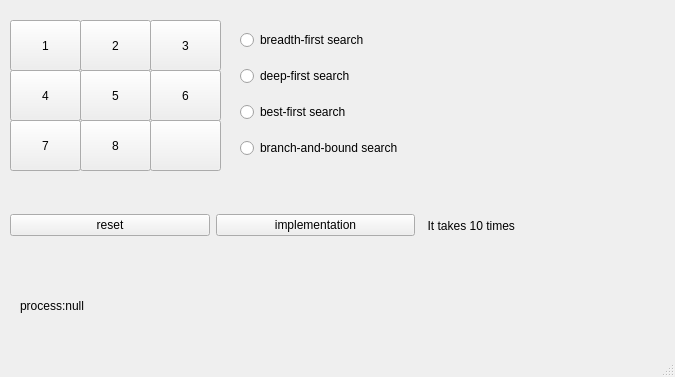
First picture: the form in mainwindow.ui, repository ouguangye/eight-puzzle-problem, before the edit.
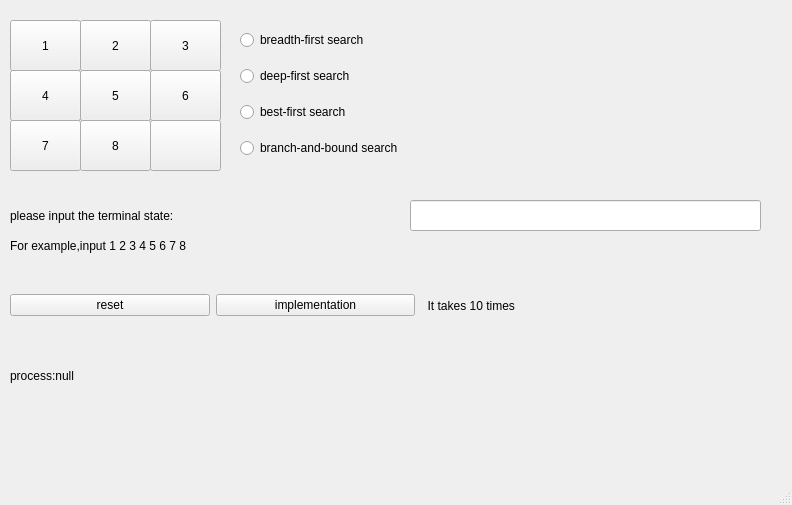
Second picture: the form after the edit.

Commit message: 添加最终状态的输入框

Patch:
```diff
--- a/mainwindow.ui
+++ b/mainwindow.ui
@@ -6,8 +6,8 @@
    <rect>
     <x>0</x>
     <y>0</y>
-    <width>675</width>
-    <height>377</height>
+    <width>792</width>
+    <height>505</height>
    </rect>
   </property>
   <property name="windowTitle">
@@ -174,8 +174,8 @@
    <widget class="QLabel" name="label_2">
     <property name="geometry">
      <rect>
-      <x>20</x>
-      <y>280</y>
+      <x>10</x>
+      <y>350</y>
       <width>241</width>
       <height>51</height>
      </rect>
@@ -184,11 +184,47 @@
      <string>process:null</string>
     </property>
    </widget>
+   <widget class="QLabel" name="label_3">
+    <property name="geometry">
+     <rect>
+      <x>10</x>
+      <y>200</y>
+      <width>371</width>
+      <height>31</height>
+     </rect>
+    </property>
+    <property name="text">
+     <string>please input the terminal state: </string>
+    </property>
+   </widget>
+   <widget class="QLineEdit" name="lineEdit">
+    <property name="geometry">
+     <rect>
+      <x>410</x>
+      <y>200</y>
+      <width>351</width>
+      <height>31</height>
+     </rect>
+    </property>
+   </widget>
+   <widget class="QLabel" name="label_4">
+    <property name="geometry">
+     <rect>
+      <x>10</x>
+      <y>230</y>
+      <width>461</width>
+      <height>31</height>
+     </rect>
+    </property>
+    <property name="text">
+     <string>For example,input 1 2 3 4 5 6 7 8</string>
+    </property>
+   </widget>
    <widget class="QWidget" name="">
     <property name="geometry">
      <rect>
       <x>10</x>
-      <y>190</y>
+      <y>270</y>
       <width>611</width>
       <height>71</height>
      </rect>
```
Left out of the diff: 2 changed lines with no effect on the pictures.
